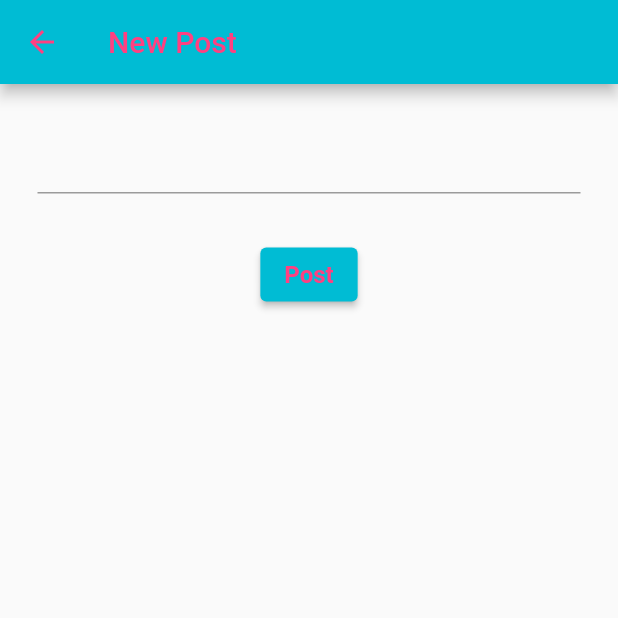
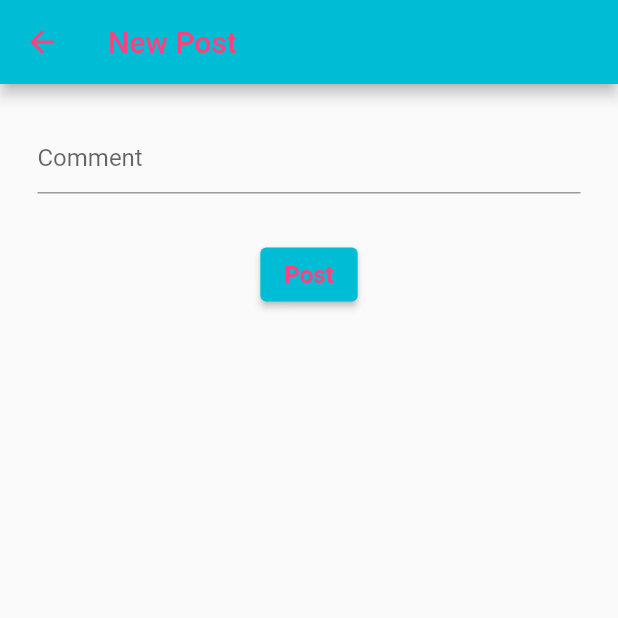
Before and after one commit to tomohiro1024/simpleSNS, a Flutter app: the PostPage screen opened directly, on a phone screen of 412 x 824 dp, the top half of it. Run offline on Flutter 3.47's test engine with Material 2 defaults, Android fonts, the phone set to English and light mode, and no system bars; our stand-ins replace cloud_firestore, firebase_auth, firebase_core, firebase_storage, image_picker; accounts and stored records are empty.

Commit message:
PostPageの軽微な修正

```diff
--- a/lib/view/time_line/post_page.dart
+++ b/lib/view/time_line/post_page.dart
@@ -28,7 +28,10 @@ class _PostPageState extends State<PostPage> {
         padding: const EdgeInsets.all(25.0),
         child: Column(
           children: [
-            TextField(controller: contentController),
+            TextField(
+              controller: contentController,
+              decoration: InputDecoration(hintText: 'Comment'),
+            ),
             SizedBox(
               height: 30,
             ),
@@ -43,6 +46,12 @@ class _PostPageState extends State<PostPage> {
                   if (result == true) {
                     Navigator.pop(context);
                   }
+                } else {
+                  final snackBar = SnackBar(
+                    backgroundColor: Colors.red,
+                    content: Text('コメントを入力してください'),
+                  );
+                  ScaffoldMessenger.of(context).showSnackBar(snackBar);
                 }
               },
               child: Text(
```
